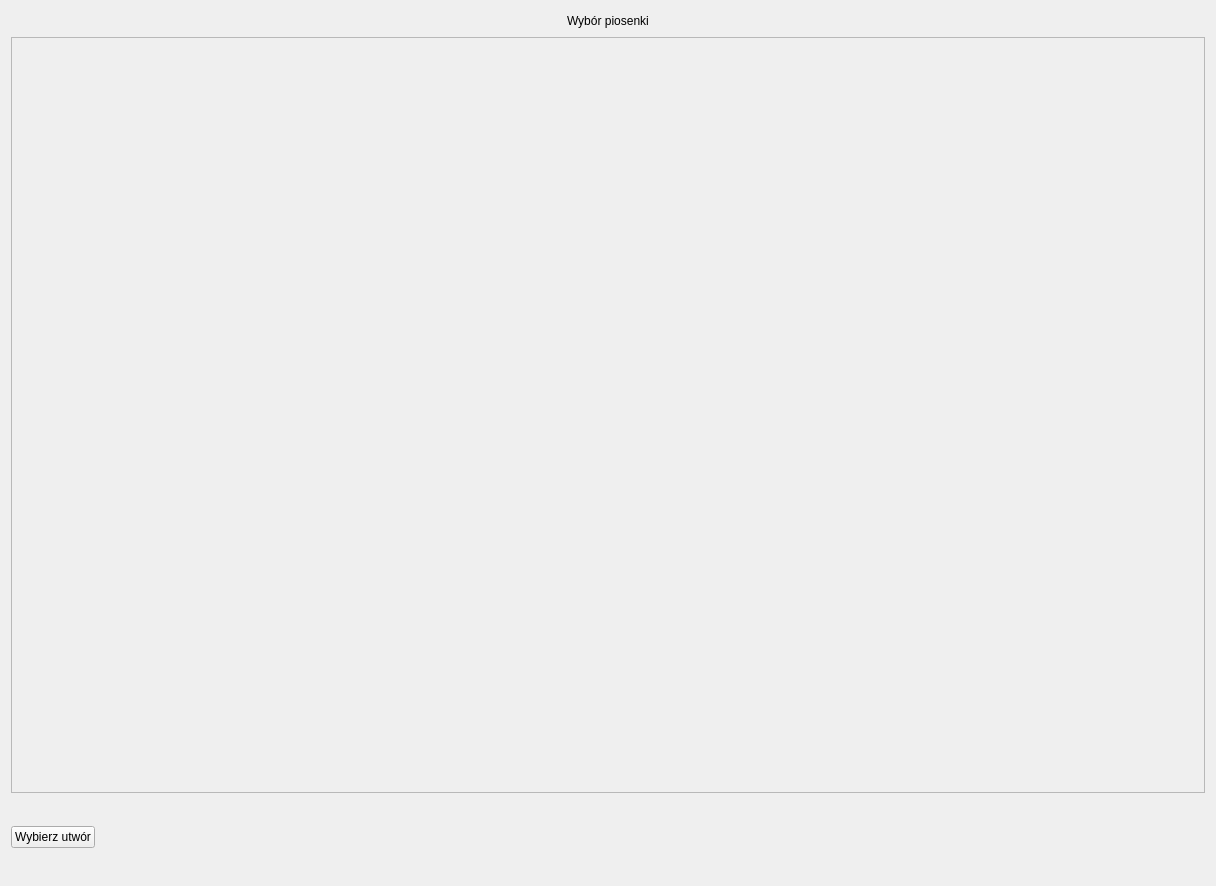
The window that coach/interface/ui/settings.ui (Daria34522/Trener_Personalny_Czacza) describes before a commit, drawn with Qt 5.
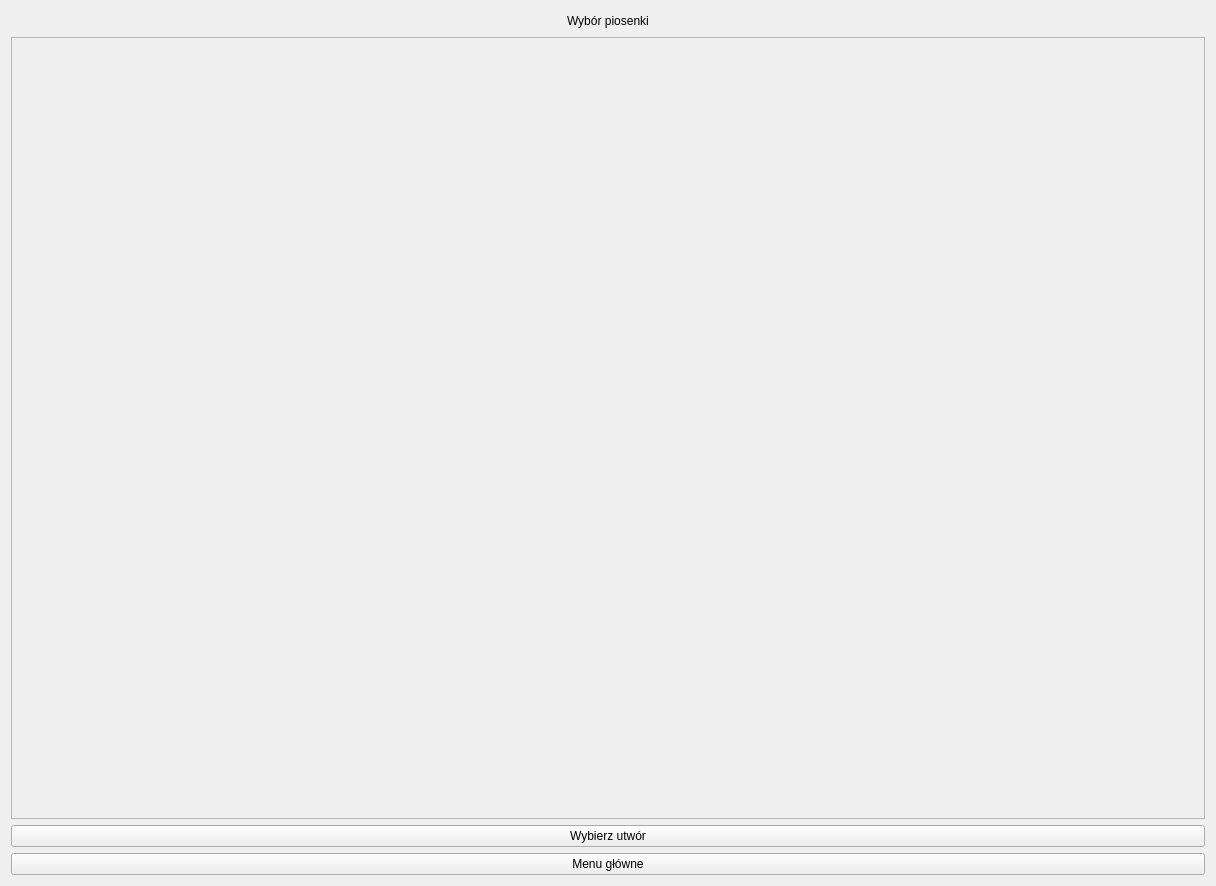
The same window after the commit.

```diff
--- a/coach/interface/ui/settings.ui
+++ b/coach/interface/ui/settings.ui
@@ -13,7 +13,7 @@
   <property name="windowTitle">
    <string>Form</string>
   </property>
-  <layout class="QVBoxLayout" name="verticalLayout" stretch="0,10,1">
+  <layout class="QVBoxLayout" name="verticalLayout" stretch="0,10,0,0">
    <item>
     <layout class="QHBoxLayout" name="horizontalLayout">
      <item>
@@ -61,8 +61,8 @@
        <rect>
         <x>0</x>
         <y>0</y>
-        <width>1196</width>
-        <height>756</height>
+        <width>1194</width>
+        <height>772</height>
        </rect>
       </property>
       <layout class="QVBoxLayout" name="verticalLayout_2"/>
@@ -70,8 +70,6 @@
     </widget>
    </item>
    <item>
-    <layout class="QHBoxLayout" name="horizontalLayout_2" stretch="0,1">
-     <item>
       <widget class="QPushButton" name="Confirm_selection">
        <property name="text">
         <string>Wybierz utwór</string>
@@ -79,13 +77,11 @@
       </widget>
      </item>
      <item>
-      <widget class="QLabel" name="Message">
+    <widget class="QPushButton" name="Main_menu">
        <property name="text">
-        <string/>
-       </property>
-      </widget>
-     </item>
-    </layout>
+      <string>Menu główne</string>
+     </property>
+    </widget>
    </item>
   </layout>
  </widget>
```
Left out of the diff: 4 changed lines with no effect on the pictures. Lines whose indentation alone changed are shown as unchanged.
